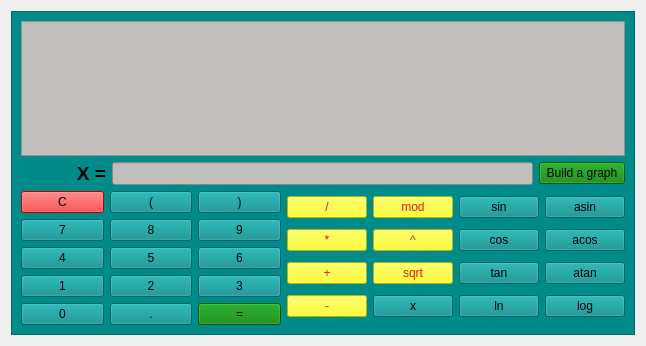
Qt form src/ui/smartcalcview.ui (Dorthava/CPP3_SmartCalc_v2.0-2) before a commit.
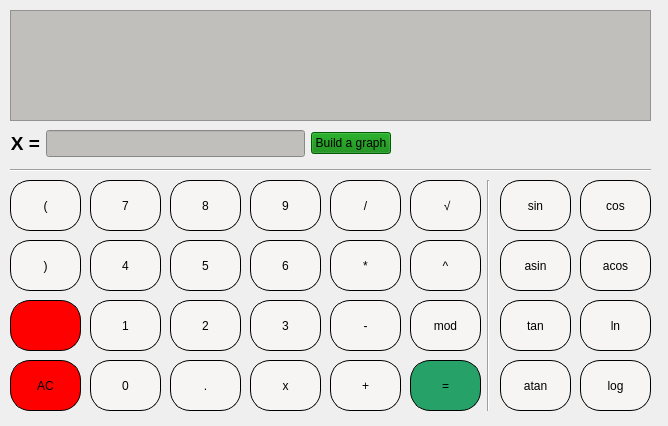
The same form after that commit. Icons and pictures are not drawn.

Patch:
```diff
--- a/src/ui/smartcalcview.ui
+++ b/src/ui/smartcalcview.ui
@@ -6,8 +6,8 @@
    <rect>
     <x>0</x>
     <y>0</y>
-    <width>646</width>
-    <height>346</height>
+    <width>668</width>
+    <height>426</height>
    </rect>
   </property>
   <property name="windowTitle">
@@ -16,400 +16,896 @@
   <property name="layoutDirection">
    <enum>Qt::RightToLeft</enum>
   </property>
-  <layout class="QGridLayout" name="gridLayout">
-   <item row="0" column="0">
-    <widget class="QScrollArea" name="scrollArea">
-     <property name="styleSheet">
-      <string notr="true">background-color: darkcyan;</string>
-     </property>
-     <property name="widgetResizable">
-      <bool>true</bool>
-     </property>
-     <widget class="QWidget" name="scrollAreaWidgetContents">
-      <property name="geometry">
-       <rect>
-        <x>0</x>
-        <y>0</y>
-        <width>626</width>
-        <height>326</height>
-       </rect>
-      </property>
-      <layout class="QGridLayout" name="gridLayout_2">
-       <item row="0" column="0">
-        <layout class="QVBoxLayout" name="verticalLayout_10">
-         <item>
-          <layout class="QVBoxLayout" name="verticalLayout_3">
-           <item>
-            <widget class="QTextEdit" name="textEdit">
-             <property name="styleSheet">
-              <string notr="true">background-color: rgb(192, 191, 188);</string>
-             </property>
-            </widget>
-           </item>
-           <item>
-            <layout class="QHBoxLayout" name="horizontalLayout_55">
-             <item>
-              <layout class="QHBoxLayout" name="horizontalLayout_53">
-               <item>
-                <widget class="QPushButton" name="pushBuildGraph">
-                 <property name="styleSheet">
-                  <string notr="true">background-color: green</string>
-                 </property>
-                 <property name="text">
-                  <string>Build a graph</string>
-                 </property>
-                </widget>
-               </item>
-               <item>
-                <widget class="QLineEdit" name="lineEdit_2">
-                 <property name="maximumSize">
-                  <size>
-                   <width>421</width>
-                   <height>51</height>
-                  </size>
-                 </property>
-                 <property name="styleSheet">
-                  <string notr="true">background-color: rgb(192, 191, 188);</string>
-                 </property>
-                 <property name="text">
-                  <string/>
-                 </property>
-                </widget>
-               </item>
-               <item>
-                <widget class="QLabel" name="label_5">
-                 <property name="whatsThis">
-                  <string>&lt;html&gt;&lt;head/&gt;&lt;body&gt;&lt;p&gt;&lt;br/&gt;&lt;/p&gt;&lt;/body&gt;&lt;/html&gt;</string>
-                 </property>
-                 <property name="layoutDirection">
-                  <enum>Qt::LeftToRight</enum>
-                 </property>
-                 <property name="styleSheet">
-                  <string notr="true">border-top-color: rgb(224, 27, 36);</string>
-                 </property>
-                 <property name="text">
-                  <string>&lt;html&gt;&lt;head/&gt;&lt;body&gt;&lt;p&gt;&lt;span style=&quot; font-size:14pt; font-weight:700;&quot;&gt;X =&lt;/span&gt;&lt;/p&gt;&lt;/body&gt;&lt;/html&gt;</string>
-                 </property>
-                 <property name="alignment">
-                  <set>Qt::AlignRight|Qt::AlignTrailing|Qt::AlignVCenter</set>
-                 </property>
-                 <property name="textInteractionFlags">
-                  <set>Qt::LinksAccessibleByMouse</set>
-                 </property>
-                </widget>
-               </item>
-              </layout>
-             </item>
-            </layout>
-           </item>
-          </layout>
-         </item>
-         <item>
-          <layout class="QHBoxLayout" name="horizontalLayout_56">
-           <item>
-            <layout class="QVBoxLayout" name="verticalLayout_2">
-             <item>
-              <layout class="QHBoxLayout" name="horizontalLayout_9">
-               <item>
-                <widget class="QPushButton" name="Button_asin">
-                 <property name="text">
-                  <string>asin</string>
-                 </property>
-                </widget>
-               </item>
-               <item>
-                <widget class="QPushButton" name="Button_sin">
-                 <property name="text">
-                  <string>sin</string>
-                 </property>
-                </widget>
-               </item>
-               <item>
-                <widget class="QPushButton" name="Button_mod">
-                 <property name="styleSheet">
-                  <string notr="true">background-color: yellow;
-color: rgb(224, 27, 36);</string>
-                 </property>
-                 <property name="text">
-                  <string>mod</string>
-                 </property>
-                </widget>
-               </item>
-               <item>
-                <widget class="QPushButton" name="Button_div">
-                 <property name="styleSheet">
-                  <string notr="true">background-color: yellow;
-color: rgb(224, 27, 36);</string>
-                 </property>
-                 <property name="text">
-                  <string>/</string>
-                 </property>
-                </widget>
-               </item>
-              </layout>
-             </item>
-             <item>
-              <layout class="QHBoxLayout" name="horizontalLayout_10">
-               <item>
-                <widget class="QPushButton" name="Button_acos">
-                 <property name="text">
-                  <string>acos</string>
-                 </property>
-                </widget>
-               </item>
-               <item>
-                <widget class="QPushButton" name="Button_cos">
-                 <property name="text">
-                  <string>cos</string>
-                 </property>
-                </widget>
-               </item>
-               <item>
-                <widget class="QPushButton" name="Button_pow">
-                 <property name="styleSheet">
-                  <string notr="true">background-color: yellow;
-color: rgb(224, 27, 36);</string>
-                 </property>
-                 <property name="text">
-                  <string>^</string>
-                 </property>
-                </widget>
-               </item>
-               <item>
-                <widget class="QPushButton" name="Button_mul">
-                 <property name="styleSheet">
-                  <string notr="true">background-color: yellow;
-color: rgb(224, 27, 36);</string>
-                 </property>
-                 <property name="text">
-                  <string>*</string>
-                 </property>
-                </widget>
-               </item>
-              </layout>
-             </item>
-             <item>
-              <layout class="QHBoxLayout" name="horizontalLayout_11">
-               <item>
-                <widget class="QPushButton" name="Button_atan">
-                 <property name="text">
-                  <string>atan</string>
-                 </property>
-                </widget>
-               </item>
-               <item>
-                <widget class="QPushButton" name="Button_tan">
-                 <property name="text">
-                  <string>tan</string>
-                 </property>
-                </widget>
-               </item>
-               <item>
-                <widget class="QPushButton" name="Button_sqrt">
-                 <property name="styleSheet">
-                  <string notr="true">background-color: yellow;
-color: rgb(224, 27, 36);</string>
-                 </property>
-                 <property name="text">
-                  <string>sqrt</string>
-                 </property>
-                </widget>
-               </item>
-               <item>
-                <widget class="QPushButton" name="Button_add">
-                 <property name="styleSheet">
-                  <string notr="true">background-color: yellow;
-color: rgb(224, 27, 36);</string>
-                 </property>
-                 <property name="text">
-                  <string>+</string>
-                 </property>
-                </widget>
-               </item>
-              </layout>
-             </item>
-             <item>
-              <layout class="QHBoxLayout" name="horizontalLayout_12">
-               <item>
-                <widget class="QPushButton" name="Button_log">
-                 <property name="text">
-                  <string>log</string>
-                 </property>
-                </widget>
-               </item>
-               <item>
-                <widget class="QPushButton" name="Button_ln">
-                 <property name="text">
-                  <string>ln</string>
-                 </property>
-                </widget>
-               </item>
-               <item>
-                <widget class="QPushButton" name="Button_x">
-                 <property name="text">
-                  <string>x</string>
-                 </property>
-                </widget>
-               </item>
-               <item>
-                <widget class="QPushButton" name="Button_min">
-                 <property name="styleSheet">
-                  <string notr="true">background-color: yellow;
-color: rgb(224, 27, 36);</string>
-                 </property>
-                 <property name="text">
-                  <string>-</string>
-                 </property>
-                </widget>
-               </item>
-              </layout>
-             </item>
-            </layout>
-           </item>
-           <item>
-            <layout class="QVBoxLayout" name="verticalLayout">
-             <item>
-              <layout class="QHBoxLayout" name="horizontalLayout">
-               <item>
-                <widget class="QPushButton" name="Button_BracketRight">
-                 <property name="text">
-                  <string>)</string>
-                 </property>
-                </widget>
-               </item>
-               <item>
-                <widget class="QPushButton" name="Button_BracketLeft">
-                 <property name="text">
-                  <string>(</string>
-                 </property>
-                </widget>
-               </item>
-               <item>
-                <widget class="QPushButton" name="Button_C">
-                 <property name="styleSheet">
-                  <string notr="true">background-color: red</string>
-                 </property>
-                 <property name="text">
-                  <string>C</string>
-                 </property>
-                </widget>
-               </item>
-              </layout>
-             </item>
-             <item>
-              <layout class="QHBoxLayout" name="horizontalLayout_2">
-               <item>
-                <widget class="QPushButton" name="Button_9">
-                 <property name="text">
-                  <string>9</string>
-                 </property>
-                </widget>
-               </item>
-               <item>
-                <widget class="QPushButton" name="Button_8">
-                 <property name="text">
-                  <string>8</string>
-                 </property>
-                </widget>
-               </item>
-               <item>
-                <widget class="QPushButton" name="Button_7">
-                 <property name="text">
-                  <string>7</string>
-                 </property>
-                </widget>
-               </item>
-              </layout>
-             </item>
-             <item>
-              <layout class="QHBoxLayout" name="horizontalLayout_3">
-               <item>
-                <widget class="QPushButton" name="Button_6">
-                 <property name="text">
-                  <string>6</string>
-                 </property>
-                </widget>
-               </item>
-               <item>
-                <widget class="QPushButton" name="Button_5">
-                 <property name="text">
-                  <string>5</string>
-                 </property>
-                </widget>
-               </item>
-               <item>
-                <widget class="QPushButton" name="Button_4">
-                 <property name="text">
-                  <string>4</string>
-                 </property>
-                </widget>
-               </item>
-              </layout>
-             </item>
-             <item>
-              <layout class="QHBoxLayout" name="horizontalLayout_7">
-               <item>
-                <widget class="QPushButton" name="Button_3">
-                 <property name="text">
-                  <string>3</string>
-                 </property>
-                </widget>
-               </item>
-               <item>
-                <widget class="QPushButton" name="Button_2">
-                 <property name="text">
-                  <string>2</string>
-                 </property>
-                </widget>
-               </item>
-               <item>
-                <widget class="QPushButton" name="Button_1">
-                 <property name="text">
-                  <string>1</string>
-                 </property>
-                </widget>
-               </item>
-              </layout>
-             </item>
-             <item>
-              <layout class="QHBoxLayout" name="horizontalLayout_8">
-               <item>
-                <widget class="QPushButton" name="Button_eq">
-                 <property name="styleSheet">
-                  <string notr="true">background-color: green</string>
-                 </property>
-                 <property name="text">
-                  <string>=</string>
-                 </property>
-                </widget>
-               </item>
-               <item>
-                <widget class="QPushButton" name="Button_comma">
-                 <property name="text">
-                  <string>.</string>
-                 </property>
-                </widget>
-               </item>
-               <item>
-                <widget class="QPushButton" name="Button_0">
-                 <property name="text">
-                  <string>0</string>
-                 </property>
-                </widget>
-               </item>
-              </layout>
-             </item>
-            </layout>
-           </item>
-          </layout>
-         </item>
-        </layout>
-       </item>
-      </layout>
-     </widget>
-    </widget>
-   </item>
-  </layout>
+  <widget class="QTextEdit" name="textEdit">
+   <property name="geometry">
+    <rect>
+     <x>10</x>
+     <y>10</y>
+     <width>641</width>
+     <height>111</height>
+    </rect>
+   </property>
+   <property name="styleSheet">
+    <string notr="true">background-color: rgb(192, 191, 188);</string>
+   </property>
+  </widget>
+  <widget class="QPushButton" name="Button_C">
+   <property name="geometry">
+    <rect>
+     <x>10</x>
+     <y>360</y>
+     <width>71</width>
+     <height>51</height>
+    </rect>
+   </property>
+   <property name="styleSheet">
+    <string notr="true">QPushButton {
+border-radius: 20px;
+background-color: red;
+border: 1px solid black;
+}
+QPushButton:pressed {
+background-color: rgb(192, 191, 188);
+}
+</string>
+   </property>
+   <property name="text">
+    <string>AC</string>
+   </property>
+  </widget>
+  <widget class="QPushButton" name="Button_0">
+   <property name="geometry">
+    <rect>
+     <x>90</x>
+     <y>360</y>
+     <width>71</width>
+     <height>51</height>
+    </rect>
+   </property>
+   <property name="styleSheet">
+    <string notr="true">QPushButton {
+border-radius: 20px;
+background-color: rgb(246, 245, 244);
+border: 1px solid black;
+}
+QPushButton:pressed {
+background-color: rgb(192, 191, 188);
+}
+</string>
+   </property>
+   <property name="text">
+    <string>0</string>
+   </property>
+  </widget>
+  <widget class="QPushButton" name="Button_1">
+   <property name="geometry">
+    <rect>
+     <x>90</x>
+     <y>300</y>
+     <width>71</width>
+     <height>51</height>
+    </rect>
+   </property>
+   <property name="styleSheet">
+    <string notr="true">QPushButton {
+border-radius: 20px;
+background-color: rgb(246, 245, 244);
+border: 1px solid black;
+}
+QPushButton:pressed {
+background-color: rgb(192, 191, 188);
+}
+</string>
+   </property>
+   <property name="text">
+    <string>1</string>
+   </property>
+  </widget>
+  <widget class="QPushButton" name="Button_2">
+   <property name="geometry">
+    <rect>
+     <x>170</x>
+     <y>300</y>
+     <width>71</width>
+     <height>51</height>
+    </rect>
+   </property>
+   <property name="styleSheet">
+    <string notr="true">QPushButton {
+border-radius: 20px;
+background-color: rgb(246, 245, 244);
+border: 1px solid black;
+}
+QPushButton:pressed {
+background-color: rgb(192, 191, 188);
+}
+</string>
+   </property>
+   <property name="text">
+    <string>2</string>
+   </property>
+  </widget>
+  <widget class="QPushButton" name="Button_3">
+   <property name="geometry">
+    <rect>
+     <x>250</x>
+     <y>300</y>
+     <width>71</width>
+     <height>51</height>
+    </rect>
+   </property>
+   <property name="styleSheet">
+    <string notr="true">QPushButton {
+border-radius: 20px;
+background-color: rgb(246, 245, 244);
+border: 1px solid black;
+}
+QPushButton:pressed {
+background-color: rgb(192, 191, 188);
+}
+</string>
+   </property>
+   <property name="text">
+    <string>3</string>
+   </property>
+  </widget>
+  <widget class="QPushButton" name="Button_4">
+   <property name="geometry">
+    <rect>
+     <x>90</x>
+     <y>240</y>
+     <width>71</width>
+     <height>51</height>
+    </rect>
+   </property>
+   <property name="styleSheet">
+    <string notr="true">QPushButton {
+border-radius: 20px;
+background-color: rgb(246, 245, 244);
+border: 1px solid black;
+}
+QPushButton:pressed {
+background-color: rgb(192, 191, 188);
+}
+</string>
+   </property>
+   <property name="text">
+    <string>4</string>
+   </property>
+  </widget>
+  <widget class="QPushButton" name="Button_5">
+   <property name="geometry">
+    <rect>
+     <x>170</x>
+     <y>240</y>
+     <width>71</width>
+     <height>51</height>
+    </rect>
+   </property>
+   <property name="styleSheet">
+    <string notr="true">QPushButton {
+border-radius: 20px;
+background-color: rgb(246, 245, 244);
+border: 1px solid black;
+}
+QPushButton:pressed {
+background-color: rgb(192, 191, 188);
+}
+</string>
+   </property>
+   <property name="text">
+    <string>5</string>
+   </property>
+  </widget>
+  <widget class="QPushButton" name="Button_6">
+   <property name="geometry">
+    <rect>
+     <x>250</x>
+     <y>240</y>
+     <width>71</width>
+     <height>51</height>
+    </rect>
+   </property>
+   <property name="styleSheet">
+    <string notr="true">QPushButton {
+border-radius: 20px;
+background-color: rgb(246, 245, 244);
+border: 1px solid black;
+}
+QPushButton:pressed {
+background-color: rgb(192, 191, 188);
+}
+</string>
+   </property>
+   <property name="text">
+    <string>6</string>
+   </property>
+  </widget>
+  <widget class="QPushButton" name="Button_7">
+   <property name="geometry">
+    <rect>
+     <x>90</x>
+     <y>180</y>
+     <width>71</width>
+     <height>51</height>
+    </rect>
+   </property>
+   <property name="styleSheet">
+    <string notr="true">QPushButton {
+border-radius: 20px;
+background-color: rgb(246, 245, 244);
+border: 1px solid black;
+}
+QPushButton:pressed {
+background-color: rgb(192, 191, 188);
+}
+</string>
+   </property>
+   <property name="text">
+    <string>7</string>
+   </property>
+  </widget>
+  <widget class="QPushButton" name="Button_8">
+   <property name="geometry">
+    <rect>
+     <x>170</x>
+     <y>180</y>
+     <width>71</width>
+     <height>51</height>
+    </rect>
+   </property>
+   <property name="styleSheet">
+    <string notr="true">QPushButton {
+border-radius: 20px;
+background-color: rgb(246, 245, 244);
+border: 1px solid black;
+}
+QPushButton:pressed {
+background-color: rgb(192, 191, 188);
+}
+</string>
+   </property>
+   <property name="text">
+    <string>8</string>
+   </property>
+  </widget>
+  <widget class="QPushButton" name="Button_9">
+   <property name="geometry">
+    <rect>
+     <x>250</x>
+     <y>180</y>
+     <width>71</width>
+     <height>51</height>
+    </rect>
+   </property>
+   <property name="styleSheet">
+    <string notr="true">QPushButton {
+border-radius: 20px;
+background-color: rgb(246, 245, 244);
+border: 1px solid black;
+}
+QPushButton:pressed {
+background-color: rgb(192, 191, 188);
+}
+</string>
+   </property>
+   <property name="text">
+    <string>9</string>
+   </property>
+  </widget>
+  <widget class="QPushButton" name="Button_comma">
+   <property name="geometry">
+    <rect>
+     <x>170</x>
+     <y>360</y>
+     <width>71</width>
+     <height>51</height>
+    </rect>
+   </property>
+   <property name="styleSheet">
+    <string notr="true">QPushButton {
+border-radius: 20px;
+background-color: rgb(246, 245, 244);
+border: 1px solid black;
+}
+QPushButton:pressed {
+background-color: rgb(192, 191, 188);
+}
+</string>
+   </property>
+   <property name="text">
+    <string>.</string>
+   </property>
+  </widget>
+  <widget class="QPushButton" name="Button_eq">
+   <property name="geometry">
+    <rect>
+     <x>410</x>
+     <y>360</y>
+     <width>71</width>
+     <height>51</height>
+    </rect>
+   </property>
+   <property name="styleSheet">
+    <string notr="true">QPushButton {
+border-radius: 20px;
+background-color: rgb(38, 162, 105);
+border: 1px solid black;
+}
+QPushButton:pressed {
+background-color: rgb(192, 191, 188);
+}
+</string>
+   </property>
+   <property name="text">
+    <string>=</string>
+   </property>
+  </widget>
+  <widget class="QPushButton" name="Button_BracketRight">
+   <property name="geometry">
+    <rect>
+     <x>10</x>
+     <y>240</y>
+     <width>71</width>
+     <height>51</height>
+    </rect>
+   </property>
+   <property name="styleSheet">
+    <string notr="true">QPushButton {
+border-radius: 20px;
+background-color: rgb(246, 245, 244);
+border: 1px solid black;
+}
+QPushButton:pressed {
+background-color: rgb(192, 191, 188);
+}
+</string>
+   </property>
+   <property name="text">
+    <string>)</string>
+   </property>
+  </widget>
+  <widget class="QPushButton" name="Button_BracketLeft">
+   <property name="geometry">
+    <rect>
+     <x>10</x>
+     <y>180</y>
+     <width>71</width>
+     <height>51</height>
+    </rect>
+   </property>
+   <property name="styleSheet">
+    <string notr="true">QPushButton {
+border-radius: 20px;
+background-color: rgb(246, 245, 244);
+border: 1px solid black;
+}
+QPushButton:pressed {
+background-color: rgb(192, 191, 188);
+}
+</string>
+   </property>
+   <property name="text">
+    <string>(</string>
+   </property>
+  </widget>
+  <widget class="QPushButton" name="Button_remove">
+   <property name="geometry">
+    <rect>
+     <x>10</x>
+     <y>300</y>
+     <width>71</width>
+     <height>51</height>
+    </rect>
+   </property>
+   <property name="styleSheet">
+    <string notr="true">QPushButton {
+border-radius: 20px;
+background-color: red;
+border: 1px solid black;
+}
+QPushButton:pressed {
+background-color: rgb(192, 191, 188);
+}
+</string>
+   </property>
+   <property name="text">
+    <string/>
+   </property>
+   <property name="icon">
+    <iconset>
+     <normaloff>../smartcalc/icons/backspace_FILL0_wght400_GRAD0_opsz24.svg</normaloff>../smartcalc/icons/backspace_FILL0_wght400_GRAD0_opsz24.svg</iconset>
+   </property>
+   <property name="iconSize">
+    <size>
+     <width>24</width>
+     <height>24</height>
+    </size>
+   </property>
+  </widget>
+  <widget class="QPushButton" name="Button_div">
+   <property name="geometry">
+    <rect>
+     <x>330</x>
+     <y>180</y>
+     <width>71</width>
+     <height>51</height>
+    </rect>
+   </property>
+   <property name="styleSheet">
+    <string notr="true">QPushButton {
+border-radius: 20px;
+background-color: rgb(246, 245, 244);
+border: 1px solid black;
+}
+QPushButton:pressed {
+background-color: rgb(192, 191, 188);
+}
+</string>
+   </property>
+   <property name="text">
+    <string>/</string>
+   </property>
+  </widget>
+  <widget class="QPushButton" name="Button_mul">
+   <property name="geometry">
+    <rect>
+     <x>330</x>
+     <y>240</y>
+     <width>71</width>
+     <height>51</height>
+    </rect>
+   </property>
+   <property name="styleSheet">
+    <string notr="true">QPushButton {
+border-radius: 20px;
+background-color: rgb(246, 245, 244);
+border: 1px solid black;
+}
+QPushButton:pressed {
+background-color: rgb(192, 191, 188);
+}
+</string>
+   </property>
+   <property name="text">
+    <string>*</string>
+   </property>
+  </widget>
+  <widget class="QPushButton" name="Button_min">
+   <property name="geometry">
+    <rect>
+     <x>330</x>
+     <y>300</y>
+     <width>71</width>
+     <height>51</height>
+    </rect>
+   </property>
+   <property name="styleSheet">
+    <string notr="true">QPushButton {
+border-radius: 20px;
+background-color: rgb(246, 245, 244);
+border: 1px solid black;
+}
+QPushButton:pressed {
+background-color: rgb(192, 191, 188);
+}
+</string>
+   </property>
+   <property name="text">
+    <string>-</string>
+   </property>
+  </widget>
+  <widget class="QPushButton" name="Button_add">
+   <property name="geometry">
+    <rect>
+     <x>330</x>
+     <y>360</y>
+     <width>71</width>
+     <height>51</height>
+    </rect>
+   </property>
+   <property name="styleSheet">
+    <string notr="true">QPushButton {
+border-radius: 20px;
+background-color: rgb(246, 245, 244);
+border: 1px solid black;
+}
+QPushButton:pressed {
+background-color: rgb(192, 191, 188);
+}
+</string>
+   </property>
+   <property name="text">
+    <string>+</string>
+   </property>
+  </widget>
+  <widget class="QPushButton" name="Button_sqrt">
+   <property name="geometry">
+    <rect>
+     <x>410</x>
+     <y>180</y>
+     <width>71</width>
+     <height>51</height>
+    </rect>
+   </property>
+   <property name="styleSheet">
+    <string notr="true">QPushButton {
+border-radius: 20px;
+background-color: rgb(246, 245, 244);
+border: 1px solid black;
+}
+QPushButton:pressed {
+background-color: rgb(192, 191, 188);
+}
+</string>
+   </property>
+   <property name="text">
+    <string>	√</string>
+   </property>
+  </widget>
+  <widget class="QPushButton" name="Button_pow">
+   <property name="geometry">
+    <rect>
+     <x>410</x>
+     <y>240</y>
+     <width>71</width>
+     <height>51</height>
+    </rect>
+   </property>
+   <property name="styleSheet">
+    <string notr="true">QPushButton {
+border-radius: 20px;
+background-color: rgb(246, 245, 244);
+border: 1px solid black;
+}
+QPushButton:pressed {
+background-color: rgb(192, 191, 188);
+}
+</string>
+   </property>
+   <property name="text">
+    <string>^</string>
+   </property>
+  </widget>
+  <widget class="QPushButton" name="Button_x">
+   <property name="geometry">
+    <rect>
+     <x>250</x>
+     <y>360</y>
+     <width>71</width>
+     <height>51</height>
+    </rect>
+   </property>
+   <property name="styleSheet">
+    <string notr="true">QPushButton {
+border-radius: 20px;
+background-color: rgb(246, 245, 244);
+border: 1px solid black;
+}
+QPushButton:pressed {
+background-color: rgb(192, 191, 188);
+}
+</string>
+   </property>
+   <property name="text">
+    <string>x</string>
+   </property>
+  </widget>
+  <widget class="QPushButton" name="Button_mod">
+   <property name="geometry">
+    <rect>
+     <x>410</x>
+     <y>300</y>
+     <width>71</width>
+     <height>51</height>
+    </rect>
+   </property>
+   <property name="styleSheet">
+    <string notr="true">QPushButton {
+border-radius: 20px;
+background-color: rgb(246, 245, 244);
+border: 1px solid black;
+}
+QPushButton:pressed {
+background-color: rgb(192, 191, 188);
+}
+</string>
+   </property>
+   <property name="text">
+    <string>mod</string>
+   </property>
+  </widget>
+  <widget class="QPushButton" name="Button_sin">
+   <property name="geometry">
+    <rect>
+     <x>500</x>
+     <y>180</y>
+     <width>71</width>
+     <height>51</height>
+    </rect>
+   </property>
+   <property name="styleSheet">
+    <string notr="true">QPushButton {
+border-radius: 20px;
+background-color: rgb(246, 245, 244);
+border: 1px solid black;
+}
+QPushButton:pressed {
+background-color: rgb(192, 191, 188);
+}
+</string>
+   </property>
+   <property name="text">
+    <string>sin</string>
+   </property>
+  </widget>
+  <widget class="QPushButton" name="Button_asin">
+   <property name="geometry">
+    <rect>
+     <x>500</x>
+     <y>240</y>
+     <width>71</width>
+     <height>51</height>
+    </rect>
+   </property>
+   <property name="styleSheet">
+    <string notr="true">QPushButton {
+border-radius: 20px;
+background-color: rgb(246, 245, 244);
+border: 1px solid black;
+}
+QPushButton:pressed {
+background-color: rgb(192, 191, 188);
+}
+</string>
+   </property>
+   <property name="text">
+    <string>asin</string>
+   </property>
+  </widget>
+  <widget class="QPushButton" name="Button_cos">
+   <property name="geometry">
+    <rect>
+     <x>580</x>
+     <y>180</y>
+     <width>71</width>
+     <height>51</height>
+    </rect>
+   </property>
+   <property name="styleSheet">
+    <string notr="true">QPushButton {
+border-radius: 20px;
+background-color: rgb(246, 245, 244);
+border: 1px solid black;
+}
+QPushButton:pressed {
+background-color: rgb(192, 191, 188);
+}
+</string>
+   </property>
+   <property name="text">
+    <string>cos</string>
+   </property>
+  </widget>
+  <widget class="QPushButton" name="Button_acos">
+   <property name="geometry">
+    <rect>
+     <x>580</x>
+     <y>240</y>
+     <width>71</width>
+     <height>51</height>
+    </rect>
+   </property>
+   <property name="styleSheet">
+    <string notr="true">QPushButton {
+border-radius: 20px;
+background-color: rgb(246, 245, 244);
+border: 1px solid black;
+}
+QPushButton:pressed {
+background-color: rgb(192, 191, 188);
+}
+</string>
+   </property>
+   <property name="text">
+    <string>acos</string>
+   </property>
+  </widget>
+  <widget class="QPushButton" name="Button_tan">
+   <property name="geometry">
+    <rect>
+     <x>500</x>
+     <y>300</y>
+     <width>71</width>
+     <height>51</height>
+    </rect>
+   </property>
+   <property name="styleSheet">
+    <string notr="true">QPushButton {
+border-radius: 20px;
+background-color: rgb(246, 245, 244);
+border: 1px solid black;
+}
+QPushButton:pressed {
+background-color: rgb(192, 191, 188);
+}
+</string>
+   </property>
+   <property name="text">
+    <string>tan</string>
+   </property>
+  </widget>
+  <widget class="QPushButton" name="Button_atan">
+   <property name="geometry">
+    <rect>
+     <x>500</x>
+     <y>360</y>
+     <width>71</width>
+     <height>51</height>
+    </rect>
+   </property>
+   <property name="styleSheet">
+    <string notr="true">QPushButton {
+border-radius: 20px;
+background-color: rgb(246, 245, 244);
+border: 1px solid black;
+}
+QPushButton:pressed {
+background-color: rgb(192, 191, 188);
+}
+</string>
+   </property>
+   <property name="text">
+    <string>atan</string>
+   </property>
+  </widget>
+  <widget class="QPushButton" name="Button_ln">
+   <property name="geometry">
+    <rect>
+     <x>580</x>
+     <y>300</y>
+     <width>71</width>
+     <height>51</height>
+    </rect>
+   </property>
+   <property name="styleSheet">
+    <string notr="true">QPushButton {
+border-radius: 20px;
+background-color: rgb(246, 245, 244);
+border: 1px solid black;
+}
+QPushButton:pressed {
+background-color: rgb(192, 191, 188);
+}
+</string>
+   </property>
+   <property name="text">
+    <string>ln</string>
+   </property>
+  </widget>
+  <widget class="QPushButton" name="Button_log">
+   <property name="geometry">
+    <rect>
+     <x>580</x>
+     <y>360</y>
+     <width>71</width>
+     <height>51</height>
+    </rect>
+   </property>
+   <property name="styleSheet">
+    <string notr="true">QPushButton {
+border-radius: 20px;
+background-color: rgb(246, 245, 244);
+border: 1px solid black;
+}
+QPushButton:pressed {
+background-color: rgb(192, 191, 188);
+}
+</string>
+   </property>
+   <property name="text">
+    <string>log</string>
+   </property>
+  </widget>
+  <widget class="Line" name="line">
+   <property name="geometry">
+    <rect>
+     <x>480</x>
+     <y>180</y>
+     <width>16</width>
+     <height>231</height>
+    </rect>
+   </property>
+   <property name="orientation">
+    <enum>Qt::Vertical</enum>
+   </property>
+  </widget>
+  <widget class="Line" name="line_2">
+   <property name="geometry">
+    <rect>
+     <x>10</x>
+     <y>160</y>
+     <width>641</width>
+     <height>20</height>
+    </rect>
+   </property>
+   <property name="orientation">
+    <enum>Qt::Horizontal</enum>
+   </property>
+  </widget>
+  <widget class="QWidget" name="">
+   <property name="geometry">
+    <rect>
+     <x>10</x>
+     <y>130</y>
+     <width>641</width>
+     <height>27</height>
+    </rect>
+   </property>
+   <layout class="QHBoxLayout" name="horizontalLayout">
+    <item>
+     <spacer name="horizontalSpacer">
+      <property name="orientation">
+       <enum>Qt::Horizontal</enum>
+      </property>
+      <property name="sizeHint" stdset="0">
+       <size>
+        <width>40</width>
+        <height>20</height>
+       </size>
+      </property>
+     </spacer>
+    </item>
+    <item>
+     <widget class="QPushButton" name="pushBuildGraph">
+      <property name="styleSheet">
+       <string notr="true">background-color: green</string>
+      </property>
+      <property name="text">
+       <string>Build a graph</string>
+      </property>
+     </widget>
+    </item>
+    <item>
+     <widget class="QLineEdit" name="lineEdit_2">
+      <property name="maximumSize">
+       <size>
+        <width>421</width>
+        <height>51</height>
+       </size>
+      </property>
+      <property name="styleSheet">
+       <string notr="true">background-color: rgb(192, 191, 188);</string>
+      </property>
+      <property name="text">
+       <string/>
+      </property>
+     </widget>
+    </item>
+    <item>
+     <widget class="QLabel" name="label_5">
+      <property name="whatsThis">
+       <string>&lt;html&gt;&lt;head/&gt;&lt;body&gt;&lt;p&gt;&lt;br/&gt;&lt;/p&gt;&lt;/body&gt;&lt;/html&gt;</string>
+      </property>
+      <property name="layoutDirection">
+       <enum>Qt::LeftToRight</enum>
+      </property>
+      <property name="styleSheet">
+       <string notr="true">border-top-color: rgb(224, 27, 36);</string>
+      </property>
+      <property name="text">
+       <string>&lt;html&gt;&lt;head/&gt;&lt;body&gt;&lt;p&gt;&lt;span style=&quot; font-size:14pt; font-weight:700;&quot;&gt;X =&lt;/span&gt;&lt;/p&gt;&lt;/body&gt;&lt;/html&gt;</string>
+      </property>
+      <property name="alignment">
+       <set>Qt::AlignRight|Qt::AlignTrailing|Qt::AlignVCenter</set>
+      </property>
+      <property name="textInteractionFlags">
+       <set>Qt::LinksAccessibleByMouse</set>
+      </property>
+     </widget>
+    </item>
+   </layout>
+  </widget>
  </widget>
  <resources/>
  <connections/>
```
